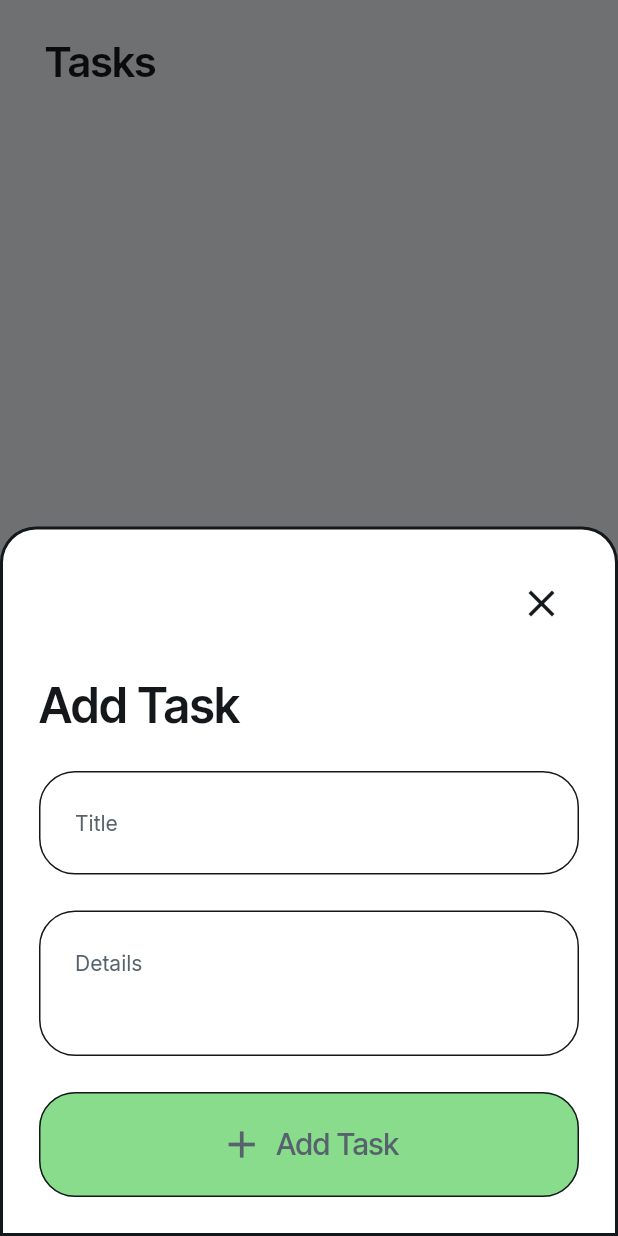
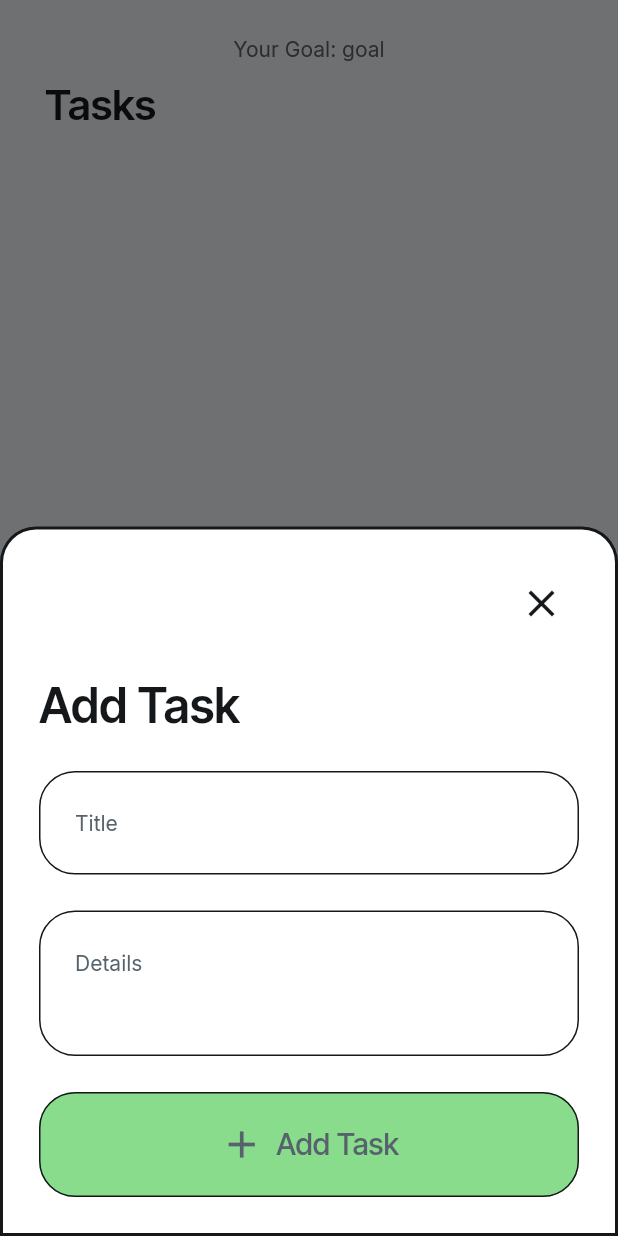
Before and after one commit to hanlam-collab/TodoApp-FlutterFlow, a Flutter app: the OnboardingWidget screen opened by its route, after a tap on "Complete Profile", after a tap on the "add" icon, on a phone screen of 412 x 824 dp. Run offline on Flutter 3.47's test engine with Material 3 defaults, Android fonts, the phone set to English and light mode, and no system bars; drawn by our look-alikes of auto_size_text, flutter_animate; our stand-ins replace cloud_firestore, easy_debounce, file_picker, firebase_auth, firebase_core, firebase_storage and 13 more; missing offline and left inert: json_path, mime_type; accounts and stored records are empty; network calls fail.

Commit message:
Updating to latest FlutterFlow output.

```diff
--- /dev/null
+++ b/lib/flutter_flow/flutter_flow_animations.dart
@@ -0,0 +1,112 @@
+import 'package:flutter/material.dart';
+import 'package:flutter_animate/flutter_animate.dart';
+
+enum AnimationTrigger {
+  onPageLoad,
+  onActionTrigger,
+}
+
+class AnimationInfo {
+  AnimationInfo({
+    required this.trigger,
+    required this.effectsBuilder,
+    this.loop = false,
+    this.reverse = false,
+    this.applyInitialState = true,
+  });
+  final AnimationTrigger trigger;
+  final List<Effect> Function()? effectsBuilder;
+  final bool applyInitialState;
+  final bool loop;
+  final bool reverse;
+  late AnimationController controller;
+
+  List<Effect>? _effects;
+  List<Effect> get effects => _effects ??= effectsBuilder!();
+
+  void maybeUpdateEffects(List<Effect>? updatedEffects) {
+    if (updatedEffects != null) {
+      _effects = updatedEffects;
+    }
+  }
+}
+
+void createAnimation(AnimationInfo animation, TickerProvider vsync) {
+  final newController = AnimationController(vsync: vsync);
+  animation.controller = newController;
+}
+
+void setupAnimations(Iterable<AnimationInfo> animations, TickerProvider vsync) {
+  animations.forEach((animation) => createAnimation(animation, vsync));
+}
+
+extension AnimatedWidgetExtension on Widget {
+  Widget animateOnPageLoad(
+    AnimationInfo animationInfo, {
+    List<Effect>? effects,
+  }) {
+    animationInfo.maybeUpdateEffects(effects);
+    return Animate(
+      effects: animationInfo.effects,
+      child: this,
+      onPlay: (controller) => animationInfo.loop
+          ? controller.repeat(reverse: animationInfo.reverse)
+          : null,
+      onComplete: (controller) => !animationInfo.loop && animationInfo.reverse
+          ? controller.reverse()
+          : null,
+    );
+  }
+
+  Widget animateOnActionTrigger(
+    AnimationInfo animationInfo, {
+    List<Effect>? effects,
+    bool hasBeenTriggered = false,
+  }) {
+    animationInfo.maybeUpdateEffects(effects);
+    return hasBeenTriggered || animationInfo.applyInitialState
+        ? Animate(
+            controller: animationInfo.controller,
+            autoPlay: false,
+            effects: animationInfo.effects,
+            child: this)
+        : this;
+  }
+}
+
+class TiltEffect extends Effect<Offset> {
+  const TiltEffect({
+    Duration? delay,
+    Duration? duration,
+    Curve? curve,
+    Offset? begin,
+    Offset? end,
+  }) : super(
+          delay: delay,
+          duration: duration,
+          curve: curve,
+          begin: begin ?? const Offset(0.0, 0.0),
+          end: end ?? const Offset(0.0, 0.0),
+        );
+
+  @override
+  Widget build(
+    BuildContext context,
+    Widget child,
+    AnimationController controller,
+    EffectEntry entry,
+  ) {
+    Animation<Offset> animation = buildAnimation(controller, entry);
+    return getOptimizedBuilder<Offset>(
+      animation: animation,
+      builder: (_, __) => Transform(
+        transform: Matrix4.identity()
+          ..setEntry(3, 2, 0.001)
+          ..rotateX(animation.value.dx)
+          ..rotateY(animation.value.dy),
+        alignment: Alignment.center,
+        child: child,
+      ),
+    );
+  }
+}
--- a/lib/onboarding/onboarding_widget.dart
+++ b/lib/onboarding/onboarding_widget.dart
@@ -476,7 +476,10 @@ class _OnboardingWidgetState extends State<OnboardingWidget> {
                               onFieldSubmitted: (_) async {
                                 await currentUserReference!
                                     .update(createUsersRecordData(
-                                  goal: _model.goalTextfieldTextController.text,
+                                  goal: valueOrDefault<String>(
+                                    _model.goalTextfieldTextController.text,
+                                    'Succeed at things',
+                                  ),
                                 ));
                               },
                               autofocus: false,
--- a/lib/tasks/tasks_widget.dart
+++ b/lib/tasks/tasks_widget.dart
@@ -3,11 +3,13 @@ import '/backend/backend.dart';
 import '/components/add_task_widget.dart';
 import '/components/task_widget.dart';
 import '/flutter_flow/ff_builtin_enums.dart';
+import '/flutter_flow/flutter_flow_animations.dart';
 import '/flutter_flow/flutter_flow_theme.dart';
 import '/flutter_flow/flutter_flow_util.dart';
 import '/flutter_flow/flutter_flow_widgets.dart';
 import '/index.dart';
 import 'package:flutter/material.dart';
+import 'package:flutter_animate/flutter_animate.dart';
 import 'package:google_fonts/google_fonts.dart';
 import 'tasks_model.dart';
 export 'tasks_model.dart';
@@ -22,15 +24,33 @@ class TasksWidget extends StatefulWidget {
   State<TasksWidget> createState() => _TasksWidgetState();
 }
 
-class _TasksWidgetState extends State<TasksWidget> {
+class _TasksWidgetState extends State<TasksWidget>
+    with TickerProviderStateMixin {
   late TasksModel _model;
 
   final scaffoldKey = GlobalKey<ScaffoldState>();
+
+  final animationsMap = <String, AnimationInfo>{};
 
   @override
   void initState() {
     super.initState();
     _model = createModel(context, () => TasksModel());
+
+    animationsMap.addAll({
+      'textOnPageLoadAnimation': AnimationInfo(
+        trigger: AnimationTrigger.onPageLoad,
+        effectsBuilder: () => [
+          FadeEffect(
+            curve: Curves.easeInOut,
+            delay: 0.0.ms,
+            duration: 600.0.ms,
+            begin: 0.0,
+            end: 1.0,
+          ),
+        ],
+      ),
+    });
 
     WidgetsBinding.instance.addPostFrameCallback((_) => safeSetState(() {}));
   }
@@ -118,6 +138,66 @@ class _TasksWidgetState extends State<TasksWidget> {
                   crossAxisAlignment: (FFCrossAxisAlignment.start).flutterValue,
                   textBaseline: TextBaseline.alphabetic,
                   children: [
+                    Row(
+                      mainAxisSize: MainAxisSize.max,
+                      mainAxisAlignment:
+                          (FFMainAxisAlignment.center).flutterValue,
+                      children: [
+                        Align(
+                          alignment: AlignmentDirectional(0.0, 0.0),
+                          child: Text(
+                            'Your Goal: ',
+                            style: FlutterFlowTheme.of(context)
+                                .labelMedium
+                                .override(
+                                  font: GoogleFonts.inter(
+                                    fontWeight: FlutterFlowTheme.of(context)
+                                        .labelMedium
+                                        .fontWeight,
+                                    fontStyle: FlutterFlowTheme.of(context)
+                                        .labelMedium
+                                        .fontStyle,
+                                  ),
+                                  letterSpacing: 0.0,
+                                  fontWeight: FlutterFlowTheme.of(context)
+                                      .labelMedium
+                                      .fontWeight,
+                                  fontStyle: FlutterFlowTheme.of(context)
+                                      .labelMedium
+                                      .fontStyle,
+                                ),
+                          ),
+                        ),
+                        AuthUserStreamWidget(
+                          builder: (context) => Text(
+                            valueOrDefault<String>(
+                              valueOrDefault(currentUserDocument?.goal, ''),
+                              'goal',
+                            ),
+                            style: FlutterFlowTheme.of(context)
+                                .labelMedium
+                                .override(
+                                  font: GoogleFonts.inter(
+                                    fontWeight: FlutterFlowTheme.of(context)
+                                        .labelMedium
+                                        .fontWeight,
+                                    fontStyle: FlutterFlowTheme.of(context)
+                                        .labelMedium
+                                        .fontStyle,
+                                  ),
+                                  letterSpacing: 0.0,
+                                  fontWeight: FlutterFlowTheme.of(context)
+                                      .labelMedium
+                                      .fontWeight,
+                                  fontStyle: FlutterFlowTheme.of(context)
+                                      .labelMedium
+                                      .fontStyle,
+                                ),
+                          ).animateOnPageLoad(
+                              animationsMap['textOnPageLoadAnimation']!),
+                        ),
+                      ],
+                    ),
                     Padding(
                       padding:
                           EdgeInsetsDirectional.fromSTEB(24.0, 0.0, 0.0, 0.0),
```
